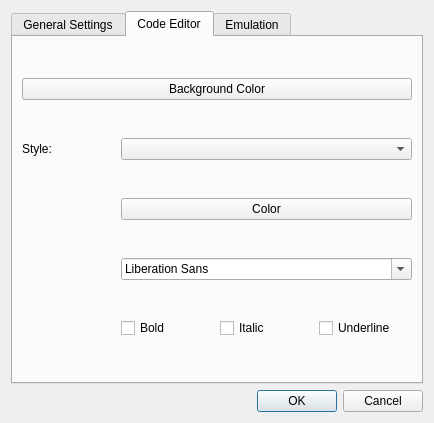
Before: the Qt Designer form environmentsettingsdialog.ui in christopherpow/nesicide, drawn with Qt 5.
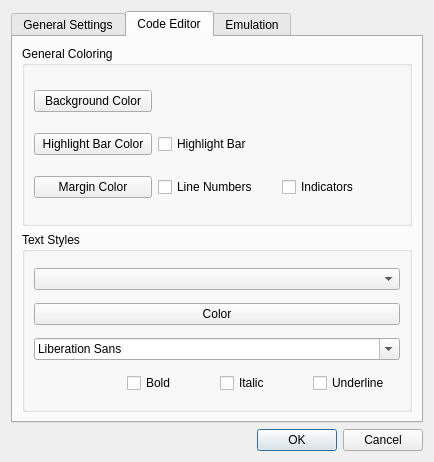
After: the same form once the commit is applied. Icons and pictures are not drawn.

```diff
--- a/environmentsettingsdialog.ui
+++ b/environmentsettingsdialog.ui
@@ -7,7 +7,7 @@
     <x>0</x>
     <y>0</y>
     <width>389</width>
-    <height>423</height>
+    <height>462</height>
    </rect>
   </property>
   <property name="windowTitle">
@@ -159,55 +159,98 @@
       </attribute>
       <layout class="QGridLayout" name="gridLayout_3">
        <item row="0" column="0" colspan="4">
+        <widget class="QGroupBox" name="groupBox">
+         <property name="title">
+          <string>General Coloring</string>
+         </property>
+         <layout class="QGridLayout" name="gridLayout_16">
+          <item row="0" column="0">
         <widget class="QPushButton" name="backgroundColor">
          <property name="text">
           <string>Background Color</string>
          </property>
         </widget>
        </item>
+          <item row="1" column="0">
+           <widget class="QPushButton" name="highlightBarColor">
+            <property name="text">
+             <string>Highlight Bar Color</string>
+            </property>
+           </widget>
+          </item>
        <item row="2" column="0">
-        <widget class="QLabel" name="label">
+           <widget class="QPushButton" name="marginColor">
          <property name="text">
-          <string>Style:</string>
+             <string>Margin Color</string>
          </property>
         </widget>
        </item>
-       <item row="2" column="1" colspan="3">
+          <item row="1" column="1">
+           <widget class="QCheckBox" name="showHighlightBar">
+            <property name="text">
+             <string>Highlight Bar</string>
+            </property>
+           </widget>
+          </item>
+          <item row="2" column="1">
+           <widget class="QCheckBox" name="showLineNumberMargin">
+            <property name="text">
+             <string>Line Numbers</string>
+            </property>
+           </widget>
+          </item>
+          <item row="2" column="2">
+           <widget class="QCheckBox" name="showIndicatorMargin">
+            <property name="text">
+             <string>Indicators</string>
+            </property>
+           </widget>
+          </item>
+         </layout>
+        </widget>
+       </item>
+       <item row="2" column="0" colspan="4">
+        <widget class="QGroupBox" name="groupBox_12">
+         <property name="title">
+          <string>Text Styles</string>
+         </property>
+         <layout class="QGridLayout" name="gridLayout_17">
+          <item row="0" column="0" colspan="4">
         <widget class="QComboBox" name="styleName"/>
        </item>
-       <item row="3" column="1" colspan="3">
+          <item row="1" column="0" colspan="4">
         <widget class="QPushButton" name="styleColor">
          <property name="text">
           <string>Color</string>
          </property>
         </widget>
        </item>
-       <item row="4" column="1" colspan="3">
+          <item row="2" column="0" colspan="4">
         <widget class="QFontComboBox" name="styleFont"/>
        </item>
-       <item row="5" column="1">
-        <widget class="QCheckBox" name="fontBold">
-         <property name="text">
-          <string>Bold</string>
-         </property>
-        </widget>
-       </item>
-       <item row="5" column="2">
+          <item row="4" column="2">
         <widget class="QCheckBox" name="fontItalic">
          <property name="text">
           <string>Italic</string>
          </property>
         </widget>
        </item>
-       <item row="5" column="3">
+          <item row="4" column="1">
+           <widget class="QCheckBox" name="fontBold">
+            <property name="text">
+             <string>Bold</string>
+            </property>
+           </widget>
+          </item>
+          <item row="4" column="3">
         <widget class="QCheckBox" name="fontUnderline">
          <property name="text">
           <string>Underline</string>
          </property>
         </widget>
        </item>
-       <item row="6" column="0" colspan="4">
-        <layout class="QGridLayout" name="example"/>
+         </layout>
+        </widget>
        </item>
       </layout>
      </widget>
```
Left out of the diff: 23 changed lines with no effect on the pictures. Lines whose indentation alone changed are shown as unchanged.
